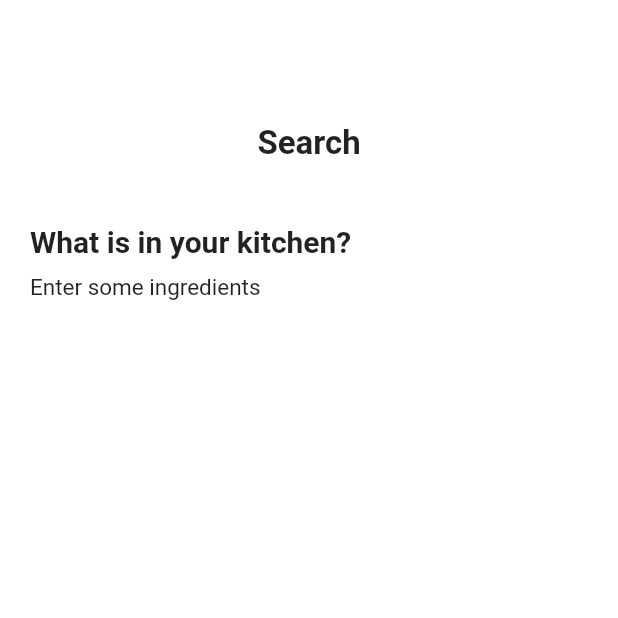
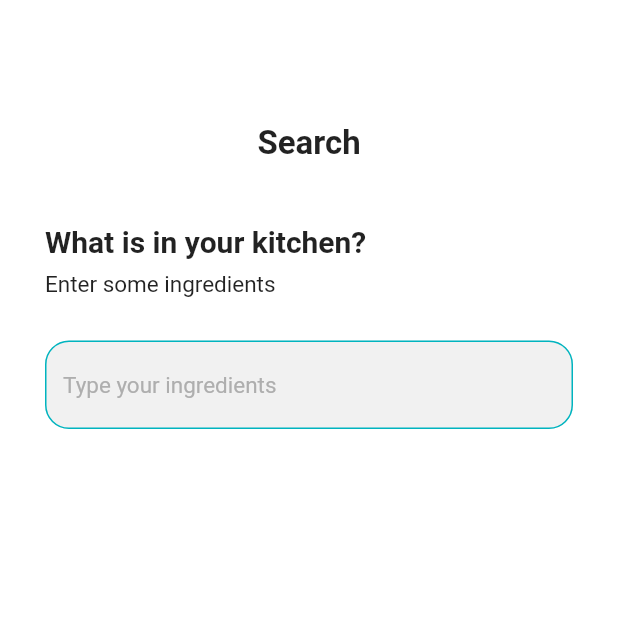
Before and after one commit to mostafaramadanhamed/rcipe_app, a Flutter app: the screen it shows after launch, on a phone screen of 412 x 824 dp, the top half of it. Run offline on Flutter 3.47's test engine with Material 2 defaults, Android fonts, the phone set to English and light mode, and no system bars.

Commit message:
add text field to home screen

```diff
--- /dev/null
+++ b/lib/core/constant/app_color.dart
@@ -0,0 +1,8 @@
+import 'package:flutter/material.dart';
+
+class AppColor{
+  static const kCursorColor=Colors.black;
+  static const kHintColor=Color(0xffAEAEAE);
+  static const kTextFiledColor=Color(0xffF1F1F1);
+  static const kTextFiledBorderColor=Color(0xff00B4BF);
+}
--- a/lib/core/constant/app_strings.dart
+++ b/lib/core/constant/app_strings.dart
@@ -4,4 +4,5 @@ class AppString{
   static const kSearch='Search';
   static const kTitleBar='What is in your kitchen?';
   static const kSubTitleBar='Enter some ingredients';
+  static const kHintText='Type your ingredients';
 }
--- a/lib/presentation/screens/home_screen.dart
+++ b/lib/presentation/screens/home_screen.dart
@@ -1,5 +1,6 @@
 import 'package:flutter/material.dart';
 import 'package:rcipe_app/core/constant/app_strings.dart';
+import 'package:rcipe_app/presentation/widgets/custom_text_field.dart';
 
 class HomeScreen extends StatelessWidget {
   static const routeName='/home-screen';
@@ -11,7 +12,8 @@ class HomeScreen extends StatelessWidget {
   return Scaffold(
     backgroundColor: const Color(0xffFFFFFF),
       body: Padding(
-        padding: const EdgeInsets.symmetric(horizontal: 20),
+        padding: const EdgeInsets.symmetric(horizontal: 30),
+        child: SingleChildScrollView(
           child: Column(
             crossAxisAlignment: CrossAxisAlignment.start,
             children: [
@@ -30,14 +32,21 @@ class HomeScreen extends StatelessWidget {
               const Text(AppString.kTitleBar,style:  TextStyle(
                 fontSize: 20,
                 fontWeight: FontWeight.w600,
-            ),),  const  SizedBox(
-              height: 10,
+              ),),
+              const  SizedBox(
+                height: 8,
               ),
               const Text(AppString.kSubTitleBar,style:  TextStyle(
                 fontSize: 15,
                 fontWeight: FontWeight.normal,
-            ),)
+              ),),
+              SizedBox(
+                height: size.height/29,
+              ),
+              const CustomTextFiled(hint: AppString.kHintText),
+
             ],
+          ),
         ),
       ),
     );
--- a/lib/presentation/widgets/custom_text_field.dart
+++ b/lib/presentation/widgets/custom_text_field.dart
@@ -1,4 +1,6 @@
 import 'package:flutter/material.dart';
+
+import '../../core/constant/app_color.dart';
 class CustomTextFiled extends StatelessWidget {
   const CustomTextFiled({Key? key,
     this.onChange ,
@@ -15,8 +17,7 @@ class CustomTextFiled extends StatelessWidget {
   final TextInputType keyboardType;
   @override
   Widget build(BuildContext context) {
-    return Center(
-      child: TextFormField(
+    return TextFormField(
       onChanged: onChange,
       onSaved: onSaved,
       keyboardType:keyboardType ,
@@ -29,18 +30,18 @@ class CustomTextFiled extends StatelessWidget {
         }
       },
       maxLines: maxLines,
-        cursorColor: AppColor.kPrimaryColor,
+      cursorColor: AppColor.kCursorColor,
       decoration: InputDecoration(
-          //  fillColor: SBackgroundColor,
+      fillColor: AppColor.kTextFiledColor,
+          filled: true,
           hintText: hint,
           hintStyle:const TextStyle(
-                color: AppColor.kPrimaryColor
+              color: AppColor.kHintColor,
+            fontSize: 15,
           ),
-            errorBorder:buildBorder(border: 16, color: AppColor.kPrimaryColor),
-            focusedBorder: buildBorder(border: 16, color: AppColor.kPrimaryColor),
-            enabledBorder: buildBorder(border: 16, color: AppColor.kPrimaryColor),
+          focusedBorder: buildBorder(border: 16, color: AppColor.kTextFiledBorderColor),
+          enabledBorder: buildBorder(border: 16, color: AppColor.kTextFiledBorderColor),
           border:buildBorder(border: 16, color: Colors.grey)
-        ),
       ),
     );
   }
```
Lines whose indentation alone changed are shown as unchanged.
